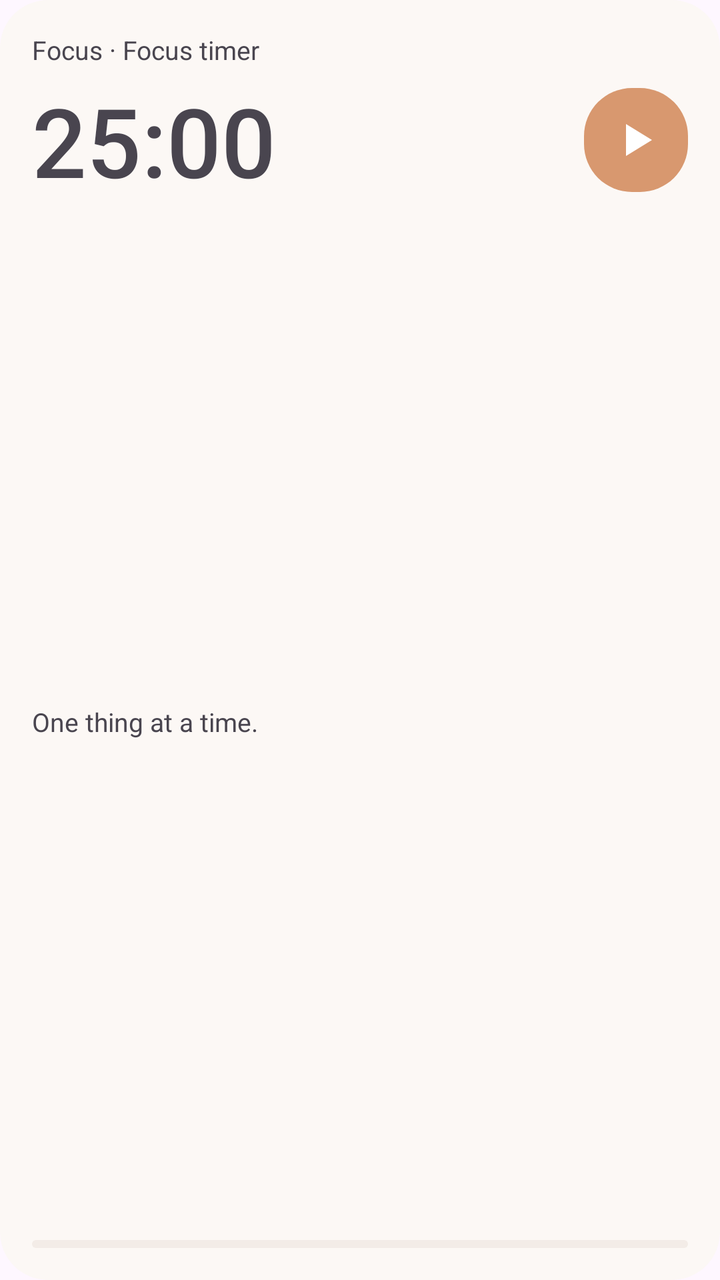
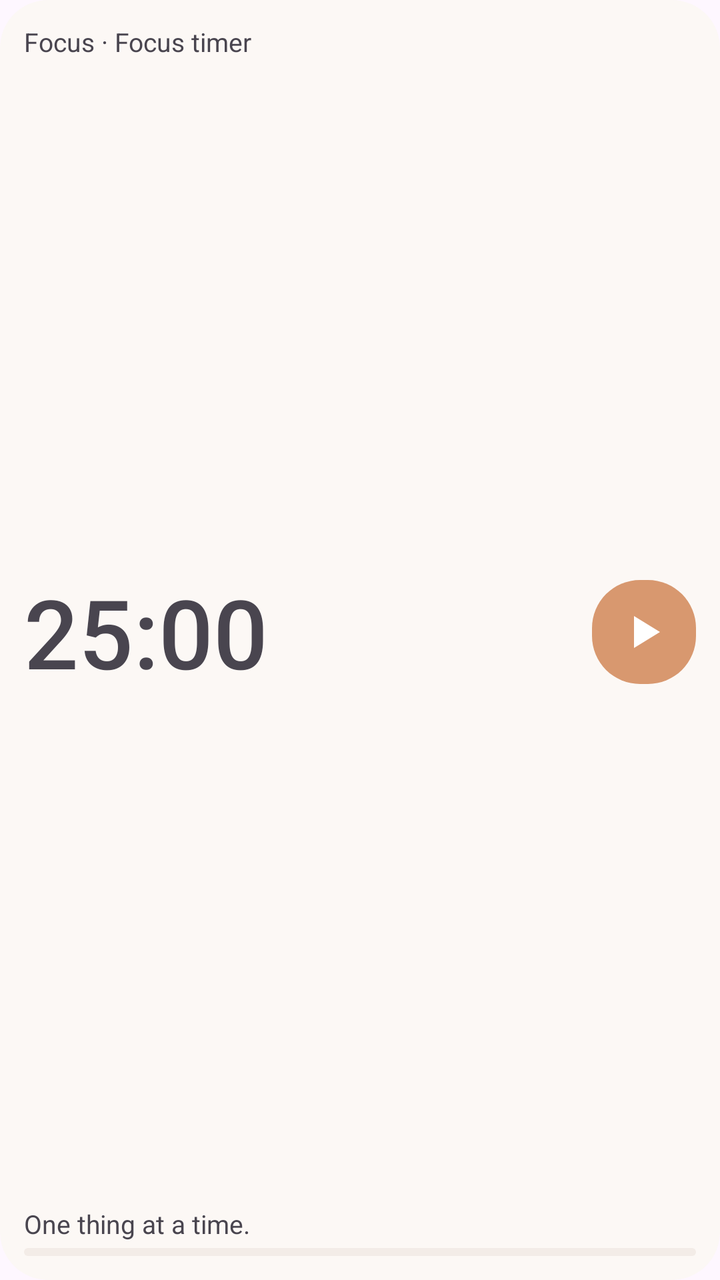

Compare the two renders of this Android layout. The source of the first and the diff that turns it into the second are given below.
<!-- AndroidManifest.xml: application theme Theme.focus_timer -->
<!-- res/layout/focus_widget.xml -->
<?xml version="1.0" encoding="utf-8"?>
<LinearLayout xmlns:android="http://schemas.android.com/apk/res/android"
    android:id="@+id/focus_widget_root" android:layout_width="match_parent"
    android:layout_height="match_parent" android:orientation="vertical"
    android:padding="16dp" android:background="@drawable/focus_widget_background">
    <TextView android:id="@+id/focus_widget_title" android:layout_width="match_parent"
        android:layout_height="22dp" android:text="@string/focus_widget_title"
        android:textSize="13sp" android:maxLines="1" android:ellipsize="end" />
    <LinearLayout android:layout_width="match_parent" android:layout_height="64dp"
        android:gravity="center_vertical" android:orientation="horizontal">
        <FrameLayout android:layout_width="0dp" android:layout_height="match_parent" android:layout_weight="1">
            <Chronometer android:id="@+id/focus_widget_clock" android:layout_width="match_parent"
                android:layout_height="match_parent" android:gravity="center_vertical"
                android:textSize="48sp" android:fontFamily="sans-serif-medium"
                android:fontFeatureSettings="tnum" android:countDown="true"
                android:maxLines="1" android:visibility="gone" />
            <TextView android:id="@+id/focus_widget_time" android:layout_width="match_parent"
                android:layout_height="match_parent" android:gravity="center_vertical"
                android:textSize="48sp" android:fontFamily="sans-serif-medium"
                android:fontFeatureSettings="tnum" android:maxLines="1" android:text="25:00" />
        </FrameLayout>
        <ImageButton android:id="@+id/focus_widget_action" android:layout_width="52dp"
            android:layout_height="52dp" android:layout_marginStart="8dp"
            android:background="@drawable/focus_widget_button" android:padding="16dp"
            android:src="@drawable/focus_widget_play" android:contentDescription="@string/focus_start" />
    </LinearLayout>
    <TextView android:id="@+id/focus_widget_intent" android:layout_width="match_parent"
        android:layout_height="0dp" android:layout_weight="1" android:minHeight="24dp"
        android:text="@string/focus_widget_gentle" android:textSize="13sp"
        android:maxLines="1" android:ellipsize="end" android:gravity="center_vertical" />
    <ProgressBar android:id="@+id/focus_widget_progress"
        style="?android:attr/progressBarStyleHorizontal" android:layout_width="match_parent"
        android:layout_height="4dp" android:max="1000" android:progress="0"
        android:progressDrawable="@drawable/focus_widget_progress" />
</LinearLayout>
<!-- resources referenced by this layout -->
<resources>
  <!-- drawable focus_widget_background (drawable) -->
  <shape xmlns:android="http://schemas.android.com/apk/res/android" android:shape="rectangle"><solid android:color="#FCF8F5"/><corners android:radius="24dp"/></shape>
  <!-- drawable focus_widget_button (drawable) -->
  <shape xmlns:android="http://schemas.android.com/apk/res/android" android:shape="rectangle"><solid android:color="#D8986F"/><corners android:radius="24dp"/></shape>
  <!-- drawable focus_widget_play (drawable) -->
  <vector xmlns:android="http://schemas.android.com/apk/res/android" android:width="24dp" android:height="24dp" android:viewportWidth="24" android:viewportHeight="24"><path android:fillColor="#FFFFFFFF" android:pathData="M7,4 L20,12 L7,20 Z"/></vector>
  <!-- drawable focus_widget_progress (drawable) -->
  <layer-list xmlns:android="http://schemas.android.com/apk/res/android"><item android:id="@android:id/background"><shape><solid android:color="#F3ECE7"/><corners android:radius="2dp"/></shape></item><item android:id="@android:id/progress"><clip><shape><solid android:color="#D8986F"/><corners android:radius="2dp"/></shape></clip></item></layer-list>
  <string name="focus_start">Start</string>
  <string name="focus_widget_gentle">One thing at a time.</string>
  <string name="focus_widget_title">Focus · Focus timer</string>
  <style name="Theme.focus_timer" parent="Theme.Material3.DayNight.NoActionBar">
          
      </style>
</resources>

<!-- the commit's change to res/layout/focus_widget.xml (unified diff, before → after) -->
@@ -2,12 +2,12 @@
 <LinearLayout xmlns:android="http://schemas.android.com/apk/res/android"
     android:id="@+id/focus_widget_root" android:layout_width="match_parent"
     android:layout_height="match_parent" android:orientation="vertical"
-    android:padding="16dp" android:background="@drawable/focus_widget_background">
+    android:padding="12dp" android:background="@drawable/focus_widget_background">
     <TextView android:id="@+id/focus_widget_title" android:layout_width="match_parent"
-        android:layout_height="22dp" android:text="@string/focus_widget_title"
+        android:layout_height="20dp" android:text="@string/focus_widget_title"
         android:textSize="13sp" android:maxLines="1" android:ellipsize="end" />
-    <LinearLayout android:layout_width="match_parent" android:layout_height="64dp"
-        android:gravity="center_vertical" android:orientation="horizontal">
+    <LinearLayout android:layout_width="match_parent" android:layout_height="0dp"
+        android:layout_weight="1" android:minHeight="56dp" android:gravity="center_vertical" android:orientation="horizontal">
         <FrameLayout android:layout_width="0dp" android:layout_height="match_parent" android:layout_weight="1">
             <Chronometer android:id="@+id/focus_widget_clock" android:layout_width="match_parent"
                 android:layout_height="match_parent" android:gravity="center_vertical"
@@ -17,7 +17,7 @@
             <TextView android:id="@+id/focus_widget_time" android:layout_width="match_parent"
                 android:layout_height="match_parent" android:gravity="center_vertical"
                 android:textSize="48sp" android:fontFamily="sans-serif-medium"
-                android:fontFeatureSettings="tnum" android:maxLines="1" android:text="25:00" />
+                android:fontFeatureSettings="tnum" android:maxLines="1" android:text="@string/focus_widget_preview_time" />
         </FrameLayout>
         <ImageButton android:id="@+id/focus_widget_action" android:layout_width="52dp"
             android:layout_height="52dp" android:layout_marginStart="8dp"
@@ -25,7 +25,7 @@
             android:src="@drawable/focus_widget_play" android:contentDescription="@string/focus_start" />
     </LinearLayout>
     <TextView android:id="@+id/focus_widget_intent" android:layout_width="match_parent"
-        android:layout_height="0dp" android:layout_weight="1" android:minHeight="24dp"
+        android:layout_height="24dp"
         android:text="@string/focus_widget_gentle" android:textSize="13sp"
         android:maxLines="1" android:ellipsize="end" android:gravity="center_vertical" />
     <ProgressBar android:id="@+id/focus_widget_progress"
<!-- resource entries referenced after the edit -->
@@ -10,6 +10,7 @@
   <layer-list xmlns:android="http://schemas.android.com/apk/res/android"><item android:id="@android:id/background"><shape><solid android:color="#F3ECE7"/><corners android:radius="2dp"/></shape></item><item android:id="@android:id/progress"><clip><shape><solid android:color="#D8986F"/><corners android:radius="2dp"/></shape></clip></item></layer-list>
   <string name="focus_start">Start</string>
   <string name="focus_widget_gentle">One thing at a time.</string>
+  <string name="focus_widget_preview_time" translatable="false">25:00</string>
   <string name="focus_widget_title">Focus · Focus timer</string>
   <style name="Theme.focus_timer" parent="Theme.Material3.DayNight.NoActionBar">
           
